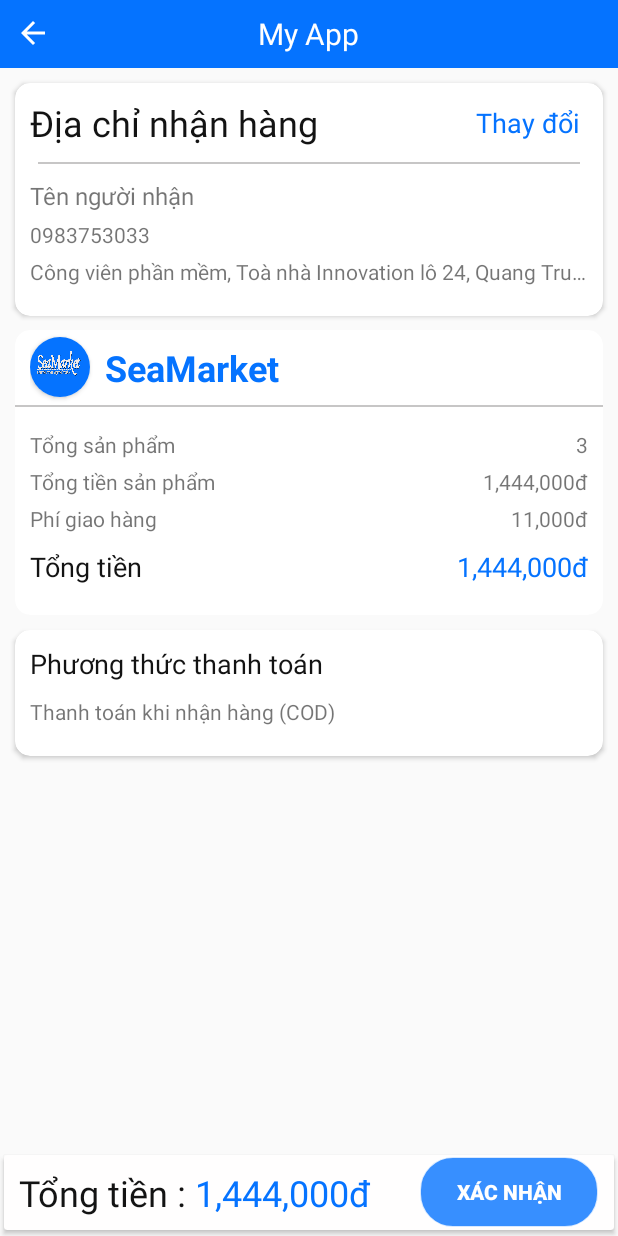
After one commit to vanthongxtt/SeaMarketApp, an Android app: the ConfirmActivity screen opened directly, with no data from a screen before it, on a phone screen of 412 x 824 dp. The commit adds this screen. Run offline under Robolectric (Android 15) with nearby library versions, the phone set to English and light mode, and no system bars.

Commit message:
giao dien xac nhan don hàng

```diff
--- a/app/src/main/AndroidManifest.xml
+++ b/app/src/main/AndroidManifest.xml
@@ -18,7 +18,8 @@
         android:theme="@style/AppTheme"
         android:usesCleartextTraffic="true"
         tools:targetApi="m">
-        <activity android:name=".View.Activity.Personal.AdminAccessBills"></activity>
+
+        <activity android:name=".View.Activity.Personal.AdminAccessBills" />
         <activity android:name=".View.Activity.Personal.AdminAddProducts" />
         <activity android:name=".View.Activity.Personal.AdminActivity" />
         <activity android:name=".View.Activity.IntroActivity">
@@ -29,6 +30,7 @@
             </intent-filter>
         </activity>
         <activity android:name=".View.Activity.ChangeInforActivity" />
+        <activity android:name=".View.Activity.ConfirmActivity" />
         <activity android:name=".View.Activity.Personal.LanguageActivity" />
         <activity android:name=".View.Activity.Home.BuygroupActivity" />
         <activity android:name=".View.Activity.Home.DiscountActivity" />
--- /dev/null
+++ b/app/src/main/java/com/sefvi/seamarket/View/Activity/ConfirmActivity.java
@@ -0,0 +1,16 @@
+package com.sefvi.seamarket.View.Activity;
+
+import androidx.appcompat.app.AppCompatActivity;
+
+import android.os.Bundle;
+
+import com.sefvi.seamarket.R;
+
+public class ConfirmActivity extends AppCompatActivity {
+
+    @Override
+    protected void onCreate(Bundle savedInstanceState) {
+        super.onCreate(savedInstanceState);
+        setContentView(R.layout.activity_confirm);
+    }
+}
--- /dev/null
+++ b/app/src/main/res/layout/activity_confirm.xml
@@ -0,0 +1,281 @@
+<?xml version="1.0" encoding="utf-8"?>
+<RelativeLayout xmlns:android="http://schemas.android.com/apk/res/android"
+    xmlns:app="http://schemas.android.com/apk/res-auto"
+    xmlns:tools="http://schemas.android.com/tools"
+    android:layout_width="wrap_content"
+    android:layout_height="match_parent"
+    android:orientation="vertical"
+    tools:context=".View.Activity.ConfirmActivity">
+    <include layout="@layout/toolbar"/>
+
+    <androidx.cardview.widget.CardView
+        android:layout_width="match_parent"
+        android:layout_height="wrap_content"
+        android:layout_marginTop="55dp"
+        android:layout_marginBottom="10dp"
+        android:layout_marginRight="10dp"
+        android:layout_marginLeft="10dp"
+        app:cardCornerRadius="10dp">
+        <LinearLayout
+            android:layout_width="match_parent"
+            android:layout_height="wrap_content"
+            android:layout_marginTop="10dp"
+            android:layout_marginLeft="10dp"
+            android:layout_marginRight="10dp"
+            android:layout_marginBottom="10dp"
+            android:orientation="vertical">
+            <RelativeLayout
+                android:layout_width="match_parent"
+                android:layout_height="wrap_content">
+                <TextView
+                    android:layout_width="wrap_content"
+                    android:layout_height="wrap_content"
+                    android:text="Địa chỉ nhận hàng"
+                    android:layout_centerVertical="true"
+                    android:textColor="@color/ligth_black_color"
+                    android:textSize="24sp"/>
+                <TextView
+                    android:layout_width="wrap_content"
+                    android:layout_height="wrap_content"
+                    android:layout_alignParentRight="true"
+                    android:layout_marginRight="5dp"
+                    android:layout_centerVertical="true"
+                    android:text="Thay đổi"
+                    android:textColor="@color/blue_color"
+                    android:textSize="18sp"/>
+
+            </RelativeLayout>
+
+
+            <View
+                android:layout_marginLeft="5dp"
+                android:layout_marginTop="10dp"
+                android:layout_marginRight="5dp"
+                android:layout_width="match_parent"
+                android:layout_height="1dp"
+                android:background="@color/grey"/>
+            <TextView
+                android:layout_marginTop="10dp"
+                android:layout_width="match_parent"
+                android:layout_height="wrap_content"
+                android:textSize="16sp"
+                android:text="Tên người nhận"/>
+            <TextView
+                android:layout_marginTop="5dp"
+                android:layout_width="match_parent"
+                android:layout_height="wrap_content"
+                android:text="0983753033"/>
+            <TextView
+                android:layout_marginTop="5dp"
+                android:layout_width="match_parent"
+                android:layout_height="wrap_content"
+                android:maxLines="1"
+                android:ellipsize="end"
+                android:layout_marginBottom="10dp"
+                android:text="Công viên phần mềm, Toà nhà Innovation lô 24, Quang Trung, Quận 12, Thành phố Hồ Chí Minh..."/>
+
+        </LinearLayout>
+
+    </androidx.cardview.widget.CardView>
+    <androidx.cardview.widget.CardView
+        android:layout_width="match_parent"
+        android:layout_height="wrap_content"
+        android:layout_marginTop="220dp"
+        android:layout_marginRight="10dp"
+        android:layout_marginLeft="10dp"
+        android:layout_marginBottom="10dp"
+        app:cardCornerRadius="10dp">
+        <LinearLayout
+            android:layout_width="match_parent"
+            android:layout_height="wrap_content"
+            android:layout_marginBottom="10dp"
+            android:orientation="vertical">
+
+            <RelativeLayout
+                android:layout_width="match_parent"
+                android:orientation="horizontal"
+                android:layout_marginLeft="10dp"
+                android:layout_centerVertical="true"
+                android:layout_marginRight="10dp"
+                android:layout_height="wrap_content">
+                <androidx.cardview.widget.CardView
+                    android:layout_width="40dp"
+                    android:layout_height="40dp"
+                    android:layout_marginTop="10dp"
+                    android:layout_centerVertical="true"
+                    android:layout_gravity="center"
+                    app:cardCornerRadius="120dp">
+                    <ImageView
+                        android:layout_width="40dp"
+                        android:layout_height="40dp"
+                        android:background="@color/blue_color"
+                        android:src="@drawable/login_img_icon"/>
+                </androidx.cardview.widget.CardView>
+                <LinearLayout
+                    android:layout_width="wrap_content"
+                    android:layout_height="wrap_content"
+                    android:layout_centerVertical="true"
+                    android:layout_marginRight="10dp"
+                    android:layout_marginLeft="40dp"
+                    android:orientation="vertical">
+                    <TextView
+                        android:layout_width="wrap_content"
+                        android:layout_height="wrap_content"
+                        android:layout_marginRight="10dp"
+                        android:layout_marginLeft="10dp"
+                        android:textSize="24sp"
+                        android:textColor="@color/blue_color"
+                        android:textStyle="bold"
+                        android:text="SeaMarket"/>
+                     </LinearLayout>
+            </RelativeLayout>
+            <View
+                android:layout_width="match_parent"
+                android:layout_height="1dp"
+                android:background="@color/grey"/>
+            <LinearLayout
+                android:layout_width="match_parent"
+                android:layout_height="wrap_content"
+                android:orientation="vertical"
+                android:layout_marginTop="10dp"
+                android:layout_marginBottom="10dp"
+                android:layout_marginLeft="10dp"
+                android:layout_marginRight="10dp">
+                <RelativeLayout
+                    android:layout_marginTop="5dp"
+                    android:layout_width="wrap_content"
+                    android:layout_height="wrap_content">
+                    <TextView
+                        android:layout_width="wrap_content"
+                        android:layout_height="wrap_content"
+                        android:text="Tổng sản phẩm"/>
+                    <TextView
+                        android:layout_alignParentRight="true"
+                        android:layout_width="wrap_content"
+                        android:layout_height="wrap_content"
+                        android:text="3"/>
+                </RelativeLayout>
+                <RelativeLayout
+                    android:layout_marginTop="5dp"
+                    android:layout_width="wrap_content"
+                    android:layout_height="wrap_content">
+                    <TextView
+                        android:layout_width="wrap_content"
+                        android:layout_height="wrap_content"
+                        android:text="Tổng tiền sản phẩm"/>
+                    <TextView
+                        android:layout_alignParentRight="true"
+                        android:layout_width="wrap_content"
+                        android:layout_height="wrap_content"
+                        android:text="1,444,000đ"/>
+                </RelativeLayout>
+                <RelativeLayout
+                    android:layout_marginTop="5dp"
+                    android:layout_width="wrap_content"
+                    android:layout_height="wrap_content">
+                    <TextView
+                        android:layout_width="wrap_content"
+                        android:layout_height="wrap_content"
+                        android:text="Phí giao hàng"/>
+                    <TextView
+                        android:layout_alignParentRight="true"
+                        android:layout_width="wrap_content"
+                        android:layout_height="wrap_content"
+                        android:text="11,000đ"/>
+                </RelativeLayout>
+                <RelativeLayout
+                    android:layout_marginTop="10dp"
+                    android:layout_width="wrap_content"
+                    android:layout_height="wrap_content">
+                    <TextView
+                        android:layout_width="wrap_content"
+                        android:layout_height="wrap_content"
+                        android:textColor="@color/ligth_black_color"
+                        android:textSize="18sp"
+                        android:text="Tổng tiền"/>
+                    <TextView
+                        android:layout_alignParentRight="true"
+                        android:layout_width="wrap_content"
+                        android:layout_height="wrap_content"
+                        android:textSize="18sp"
+                        android:textColor="@color/blue_color"
+                        android:text="1,444,000đ"/>
+                </RelativeLayout>
+            </LinearLayout>
+        </LinearLayout>
+
+    </androidx.cardview.widget.CardView>
+    <androidx.cardview.widget.CardView
+        android:layout_width="match_parent"
+        android:layout_height="wrap_content"
+        android:layout_marginTop="420dp"
+        android:layout_marginBottom="10dp"
+        android:layout_marginRight="10dp"
+        android:layout_marginLeft="10dp"
+        app:cardCornerRadius="10dp">
+        <LinearLayout
+            android:layout_width="match_parent"
+            android:orientation="vertical"
+            android:padding="10dp"
+            android:layout_height="wrap_content">
+            <TextView
+                android:layout_width="match_parent"
+                android:layout_height="wrap_content"
+                android:textColor="@color/ligth_black_color"
+                android:text="Phương thức thanh toán"
+                android:textSize="18sp"/>
+            <TextView
+                android:layout_marginTop="10dp"
+                android:layout_marginBottom="10dp"
+                android:layout_width="match_parent"
+                android:layout_height="wrap_content"
+                android:text="Thanh toán khi nhận hàng (COD)" />
+        </LinearLayout>
+    </androidx.cardview.widget.CardView>
+    <androidx.cardview.widget.CardView
+        android:layout_width="match_parent"
+        android:layout_height="wrap_content"
+        app:cardBackgroundColor="#FFFEFE"
+        android:foreground="?android:attr/selectableItemBackground"
+        app:cardElevation="2dp"
+        app:cardUseCompatPadding="true"
+        android:layout_alignParentBottom="true">
+        <RelativeLayout
+            android:layout_width="match_parent"
+            android:layout_height="50dp"
+            android:layout_marginRight="10dp"
+            android:layout_marginLeft="10dp"
+            android:layout_alignParentBottom="true"
+            android:orientation="horizontal">
+
+            <TextView
+                android:id="@+id/basket_text_tongtien"
+                android:layout_width="wrap_content"
+                android:layout_height="wrap_content"
+                android:text="Tổng tiền :"
+                android:layout_centerVertical="true"
+                android:textColor="@color/ligth_black_color"
+                android:textSize="24dp" />
+            <TextView
+                android:layout_toRightOf="@id/basket_text_tongtien"
+                android:layout_width="wrap_content"
+                android:layout_height="wrap_content"
+                android:layout_marginLeft="5dp"
+                android:text="1,444,000đ"
+                android:layout_centerVertical="true"
+                android:layout_gravity="center"
+                android:textColor="@color/blue_color"
+                android:textSize="24dp" />
+            <Button
+                android:layout_alignParentRight="true"
+                android:layout_centerVertical="true"
+                android:background="@drawable/custom_btn_oder"
+                android:textColor="@color/colorWhite"
+                android:textStyle="bold"
+                android:layout_width="120dp"
+                android:layout_height="wrap_content"
+                android:text="Xác nhận"/>
+        </RelativeLayout>
+    </androidx.cardview.widget.CardView>
+
+</RelativeLayout>
--- a/app/src/main/res/values/colors.xml
+++ b/app/src/main/res/values/colors.xml
@@ -13,7 +13,7 @@
     <color name="intro_title_color">#000000</color>
     <color name="ligth_black_color">#131313</color>
     <color name="blue_color">#0573FF</color>
-    <color name="grey">#66393838</color>
+    <color name="grey">#66737272</color>
     <color name="colorWhite">#fff</color>
     <color name="green">#05B105</color>
     <color name="grey_light">#f7f7f7</color>
```
